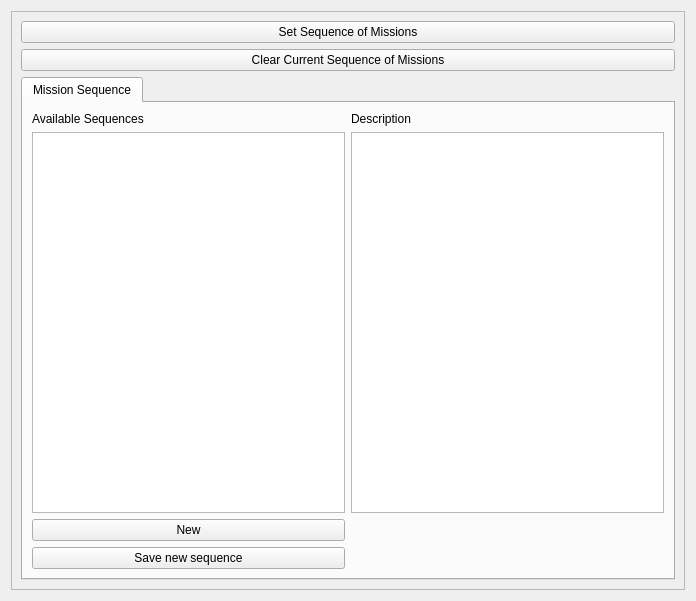
The window that gui/src/gui/choose_mission.ui (massimilianop/sml_under_development) describes before a commit, drawn with Qt 5.
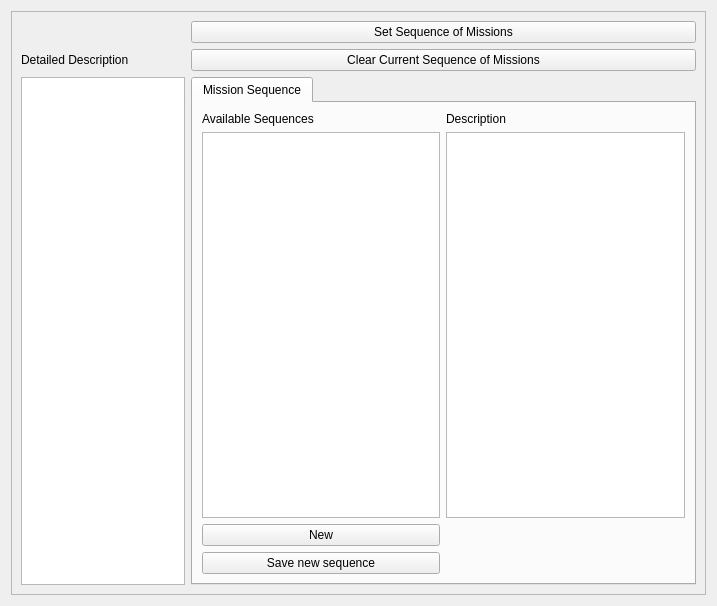
The same window after the commit.

Commit message:
Include box on gui with list of services
Include box on left side so that sequence of services can be easily
visualized

```diff
--- a/gui/src/gui/choose_mission.ui
+++ b/gui/src/gui/choose_mission.ui
@@ -6,8 +6,8 @@
    <rect>
     <x>0</x>
     <y>0</y>
-    <width>696</width>
-    <height>601</height>
+    <width>717</width>
+    <height>606</height>
    </rect>
   </property>
   <property name="windowTitle">
@@ -17,7 +17,7 @@
    <string notr="true"/>
   </property>
   <layout class="QGridLayout" name="gridLayout">
-   <item row="0" column="0">
+   <item row="1" column="1">
     <widget class="QScrollArea" name="scrollArea_2">
      <property name="widgetResizable">
       <bool>true</bool>
@@ -27,8 +27,8 @@
        <rect>
         <x>0</x>
         <y>0</y>
-        <width>676</width>
-        <height>581</height>
+        <width>697</width>
+        <height>586</height>
        </rect>
       </property>
       <layout class="QGridLayout" name="gridLayout_8">
@@ -94,6 +94,23 @@
          </widget>
         </widget>
        </item>
+       <item row="2" column="0">
+        <widget class="QTextEdit" name="textEdit_detailed_description">
+         <property name="maximumSize">
+          <size>
+           <width>200</width>
+           <height>16777215</height>
+          </size>
+         </property>
+        </widget>
+       </item>
+       <item row="1" column="0">
+        <widget class="QLabel" name="label">
+         <property name="text">
+          <string>Detailed Description</string>
+         </property>
+        </widget>
+       </item>
       </layout>
      </widget>
     </widget>
```
